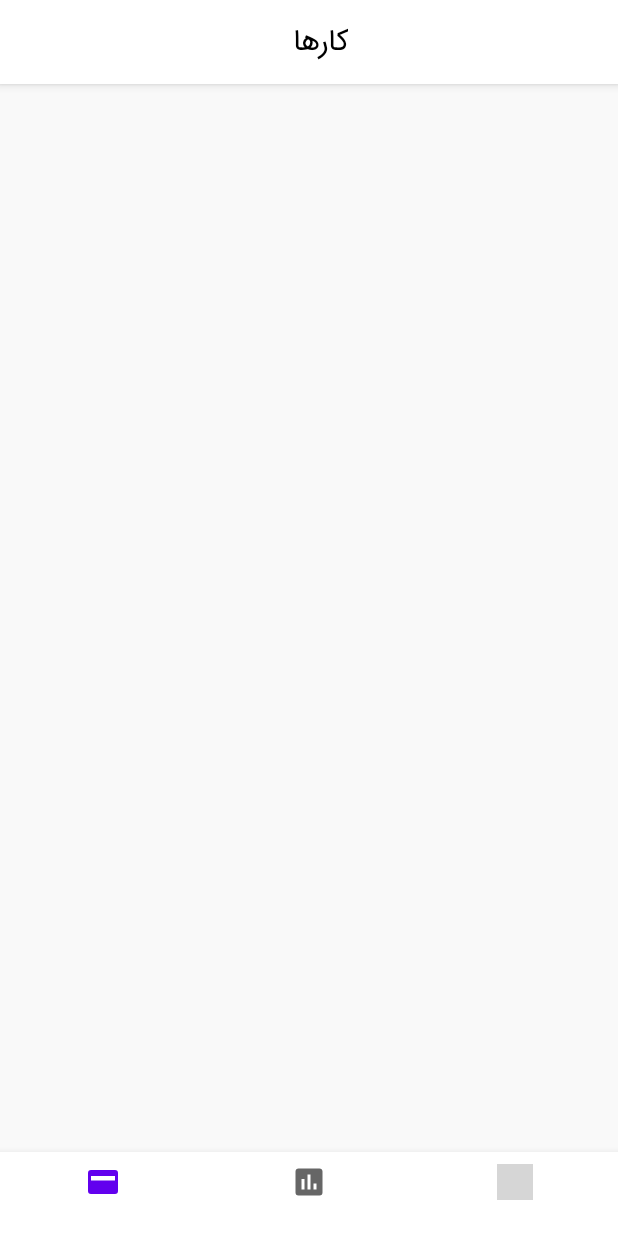
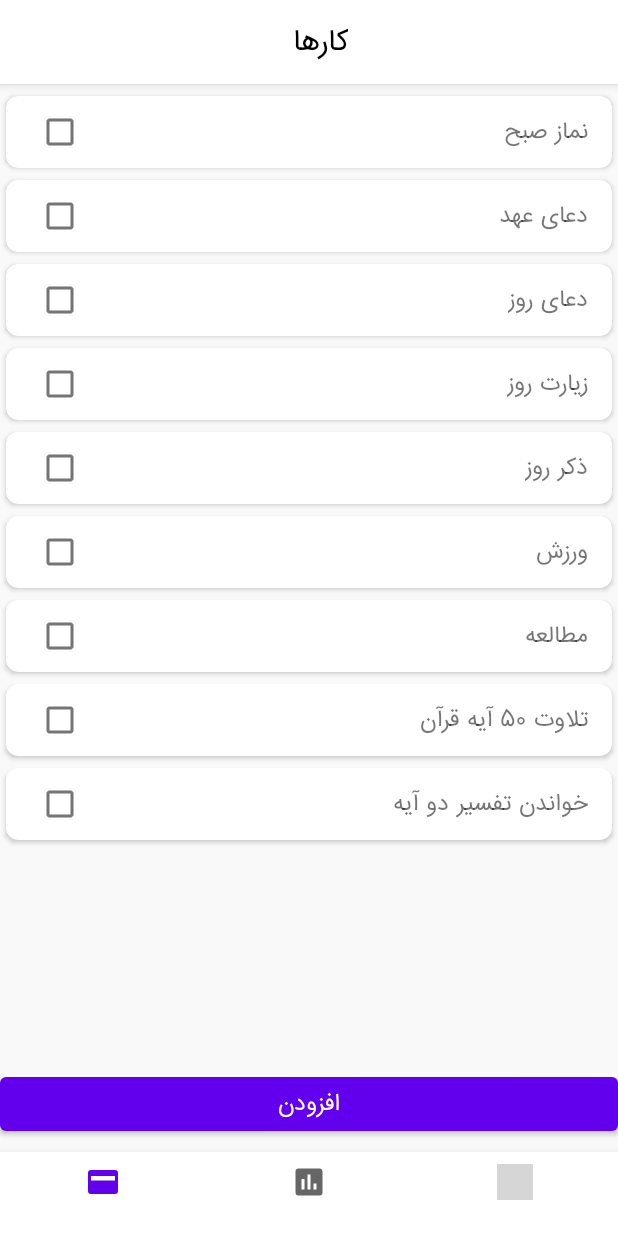
Before and after one commit to AbbasAtaei1991/tasks, an Android app: the screen it shows after launch (MainActivity), on a phone screen of 412 x 824 dp. Run offline under Robolectric (Android 15) with nearby library versions, the phone set to English and light mode, and no system bars; grey boxes are pictures that could not be loaded.

Commit message:
job adapter

```diff
--- a/app/src/main/java/com/ataei/abbas/karam/JobFragment.kt
+++ b/app/src/main/java/com/ataei/abbas/karam/JobFragment.kt
@@ -4,9 +4,16 @@ import android.os.Bundle
 import android.view.LayoutInflater
 import android.view.View
 import android.view.ViewGroup
+import android.widget.Toast
 import androidx.fragment.app.Fragment
+import androidx.recyclerview.widget.LinearLayoutManager
+import com.ataei.abbas.karam.data.model.Job
+import com.ataei.abbas.karam.utils.JobAdapter
+import com.ataei.abbas.karam.utils.OnStatusClickListener
+import kotlinx.android.synthetic.main.fragment_job.*
 
-class JobFragment : Fragment() {
+class JobFragment : Fragment(), OnStatusClickListener {
+    private var jobList: MutableList<Job> = ArrayList()
 
     override fun onCreateView(
         inflater: LayoutInflater,
@@ -15,4 +22,24 @@ class JobFragment : Fragment() {
     ): View? {
         return inflater.inflate(R.layout.fragment_job, container, false)
     }
+
+    override fun onViewCreated(view: View, savedInstanceState: Bundle?) {
+        super.onViewCreated(view, savedInstanceState)
+        jobList.add(Job("نماز صبح", false))
+        jobList.add(Job("دعای عهد", false))
+        jobList.add(Job("دعای روز", false))
+        jobList.add(Job("زیارت روز", false))
+        jobList.add(Job("ذکر روز", false))
+        jobList.add(Job("ورزش", false))
+        jobList.add(Job("مطالعه", false))
+        jobList.add(Job("تلاوت ۵۰ آیه قرآن", false))
+        jobList.add(Job("خواندن تفسیر دو آیه", false))
+
+        jobRec.layoutManager = LinearLayoutManager(requireContext(), LinearLayoutManager.VERTICAL, false)
+        jobRec.adapter = JobAdapter(jobList, requireContext(), this)
+    }
+
+    override fun onStatusClicked(job: Job, position: Int, isDone: Boolean) {
+        Toast.makeText(requireContext(), job.title, Toast.LENGTH_SHORT).show()
+    }
 }
--- /dev/null
+++ b/app/src/main/java/com/ataei/abbas/karam/data/model/Job.kt
@@ -0,0 +1,6 @@
+package com.ataei.abbas.karam.data.model
+
+data class Job(
+    val title: String,
+    val done: Boolean
+)
--- /dev/null
+++ b/app/src/main/java/com/ataei/abbas/karam/utils/JobAdapter.kt
@@ -0,0 +1,39 @@
+package com.ataei.abbas.karam.utils
+
+import android.content.Context
+import android.view.LayoutInflater
+import android.view.View
+import android.view.ViewGroup
+import androidx.recyclerview.widget.RecyclerView
+import com.ataei.abbas.karam.R
+import com.ataei.abbas.karam.data.model.Job
+import kotlinx.android.synthetic.main.item_job.view.*
+
+class JobAdapter(private val items: List<Job>?, private val context: Context, private val listener: OnStatusClickListener) : RecyclerView.Adapter<JobAdapter.JobViewHolder>() {
+
+    class JobViewHolder(view: View) : RecyclerView.ViewHolder(view) {
+        private val title = view.jobTitleTv
+        private val done = view.doneCb
+
+        fun bind(job: Job, position: Int, listener: OnStatusClickListener, context: Context) {
+            title.text = job.title
+            done.isChecked = job.done
+            done.setOnCheckedChangeListener { _, isChecked ->
+                listener.onStatusClicked(job, position, isChecked)
+            }
+        }
+    }
+
+    override fun onCreateViewHolder(parent: ViewGroup, viewType: Int): JobViewHolder {
+        return JobViewHolder(LayoutInflater.from(context).inflate(R.layout.item_job, parent, false))
+    }
+
+    override fun onBindViewHolder(holder: JobViewHolder, position: Int) {
+        val mJob: Job = items!![position]
+        holder.bind(mJob, position, listener, context)
+    }
+
+    override fun getItemCount(): Int {
+        return items!!.size
+    }
+}
--- /dev/null
+++ b/app/src/main/java/com/ataei/abbas/karam/utils/OnStatusClickListener.kt
@@ -0,0 +1,7 @@
+package com.ataei.abbas.karam.utils
+
+import com.ataei.abbas.karam.data.model.Job
+
+interface OnStatusClickListener {
+    fun onStatusClicked(job: Job, position: Int, isDone: Boolean)
+}
--- a/app/src/main/res/layout/fragment_job.xml
+++ b/app/src/main/res/layout/fragment_job.xml
@@ -1,7 +1,25 @@
 <?xml version="1.0" encoding="utf-8"?>
 <androidx.constraintlayout.widget.ConstraintLayout
-    xmlns:android="http://schemas.android.com/apk/res/android" android:layout_width="match_parent"
+    xmlns:android="http://schemas.android.com/apk/res/android"
+    xmlns:app="http://schemas.android.com/apk/res-auto"
+    android:layout_width="match_parent"
     android:layout_height="match_parent"
     android:background="@color/background">
 
+    <androidx.recyclerview.widget.RecyclerView
+        android:id="@+id/jobRec"
+        android:layout_width="match_parent"
+        android:layout_height="match_parent"
+        android:layout_marginTop="4dp"/>
+
+    <Button
+        android:id="@+id/addJobBtn"
+        android:layout_width="match_parent"
+        android:layout_height="wrap_content"
+        android:layout_marginBottom="8dp"
+        app:layout_constraintBottom_toBottomOf="parent"
+        app:layout_constraintEnd_toEndOf="parent"
+        app:layout_constraintStart_toStartOf="parent"
+        android:text="افزودن"/>
+
 </androidx.constraintlayout.widget.ConstraintLayout>
--- /dev/null
+++ b/app/src/main/res/layout/item_job.xml
@@ -0,0 +1,39 @@
+<?xml version="1.0" encoding="utf-8"?>
+<androidx.cardview.widget.CardView xmlns:android="http://schemas.android.com/apk/res/android"
+    xmlns:app="http://schemas.android.com/apk/res-auto"
+    android:layout_width="match_parent"
+    android:layout_height="wrap_content"
+    android:layout_margin="4dp"
+    android:padding="16dp"
+    app:cardCornerRadius="8dp"
+    app:cardBackgroundColor="@color/white">
+
+    <androidx.constraintlayout.widget.ConstraintLayout
+        android:layout_width="match_parent"
+        android:layout_height="match_parent">
+
+        <TextView
+            android:id="@+id/jobTitleTv"
+            android:layout_width="wrap_content"
+            android:layout_height="wrap_content"
+            app:layout_constraintBottom_toBottomOf="parent"
+            app:layout_constraintEnd_toEndOf="parent"
+            app:layout_constraintHorizontal_bias="1.0"
+            app:layout_constraintStart_toStartOf="parent"
+            app:layout_constraintTop_toTopOf="parent"
+            android:layout_marginEnd="16dp"/>
+
+        <CheckBox
+            android:id="@+id/doneCb"
+            android:layout_width="wrap_content"
+            android:layout_height="wrap_content"
+            app:layout_constraintBottom_toBottomOf="@id/jobTitleTv"
+            app:layout_constraintEnd_toEndOf="parent"
+            app:layout_constraintHorizontal_bias="0.0"
+            app:layout_constraintStart_toStartOf="parent"
+            app:layout_constraintTop_toTopOf="@id/jobTitleTv"
+            android:layout_marginStart="12dp"/>
+
+    </androidx.constraintlayout.widget.ConstraintLayout>
+
+</androidx.cardview.widget.CardView>
```
